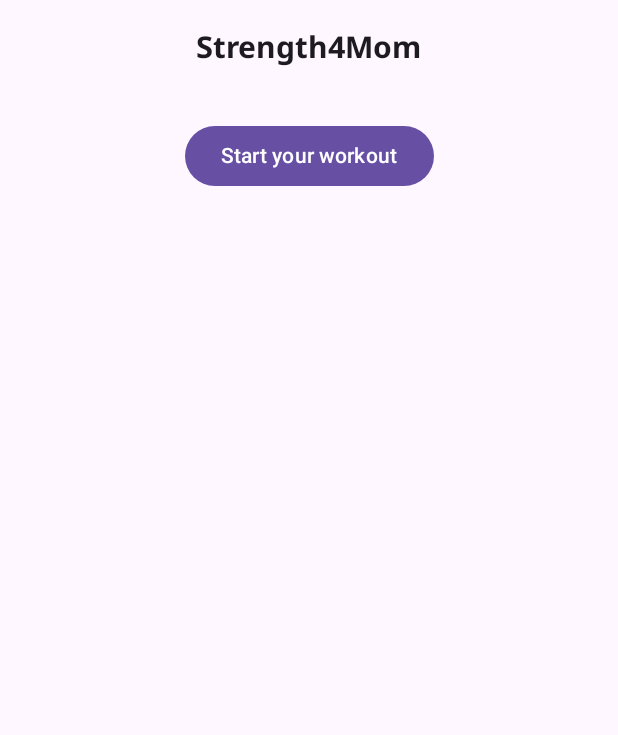
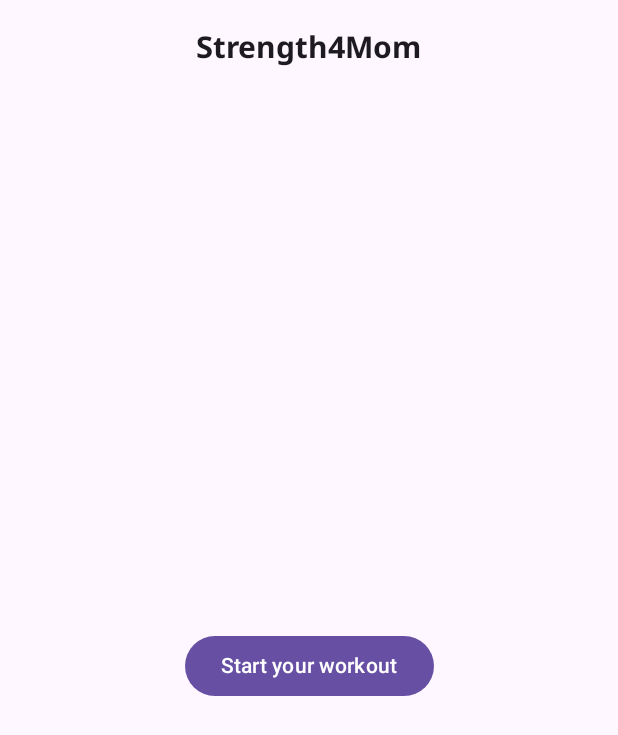
Before and after one commit to CharlesMag/Strength4mom, an Android app built with Jetpack Compose: the screen it shows after launch (MainActivity), on a phone screen of 412 x 824 dp. Shown: the top 735 px of the screen. Run offline under Robolectric (Android 15) with nearby library versions, the phone set to English and light mode, and no system bars.

Commit message:
recentered Start your workout button

```diff
--- a/app/src/main/java/com/example/strength4mom/Strength4MomScreen.kt
+++ b/app/src/main/java/com/example/strength4mom/Strength4MomScreen.kt
@@ -8,7 +8,6 @@ import androidx.compose.foundation.lazy.LazyColumn
 import androidx.compose.foundation.lazy.items
 import androidx.compose.material.icons.Icons
 import androidx.compose.material.icons.automirrored.filled.ArrowBack
-import androidx.compose.material.icons.filled.ArrowBack
 import androidx.compose.material3.CenterAlignedTopAppBar
 import androidx.compose.material3.ExperimentalMaterial3Api
 import androidx.compose.material3.Icon
@@ -29,12 +28,10 @@ import androidx.navigation.compose.NavHost
 import androidx.navigation.compose.composable
 import androidx.navigation.compose.currentBackStackEntryAsState
 import androidx.navigation.compose.rememberNavController
-import com.example.strength4mom.data.Exo
 import com.example.strength4mom.data.exos
 import com.example.strength4mom.ui.theme.exo.ExoScreenItem
 import com.example.strength4mom.ui.theme.exo.ExoViewModel
 import com.example.strength4mom.ui.theme.exo.StartAppScreen
-import javax.sql.DataSource
 
 
 @Composable
@@ -46,11 +43,10 @@ import javax.sql.DataSource
          * */
 fun StrengthApp(
     viewModel: ExoViewModel = viewModel(),
-    navHostController: NavHostController = rememberNavController()
+    navHostController: NavHostController = rememberNavController(),
 ) {
     val backStackEntry by navHostController.currentBackStackEntryAsState()
     val currentScreen = Strength4MomScreen.valueOf(backStackEntry?.destination?.route?: Strength4MomScreen.Start.name)
-
     val viewModel: ExoViewModel = viewModel()
 
     Scaffold(
--- a/app/src/main/java/com/example/strength4mom/ui/theme/exo/StartScreen.kt
+++ b/app/src/main/java/com/example/strength4mom/ui/theme/exo/StartScreen.kt
@@ -2,12 +2,12 @@ package com.example.strength4mom.ui.theme.exo
 
 import androidx.compose.foundation.layout.Arrangement
 import androidx.compose.foundation.layout.Column
+import androidx.compose.foundation.layout.fillMaxHeight
 import androidx.compose.material3.Button
 import androidx.compose.material3.Text
 import androidx.compose.runtime.Composable
 import androidx.compose.ui.Alignment
 import androidx.compose.ui.Modifier
-import androidx.compose.ui.res.stringResource
 import androidx.compose.ui.res.stringResource
 import com.example.strength4mom.R
 
@@ -18,7 +18,8 @@ fun StartAppScreen(
     modifier: Modifier = Modifier
 ) {
     Column(
-        modifier = modifier,
+        modifier = modifier
+            .fillMaxHeight(),
         horizontalAlignment = Alignment.CenterHorizontally,
         verticalArrangement = Arrangement.Center
     ) {
```
Also changed, not shown: app/src/main/java/com/example/strength4mom/ui/theme/exo/ExoScreen.kt (+1 -12 lines).
